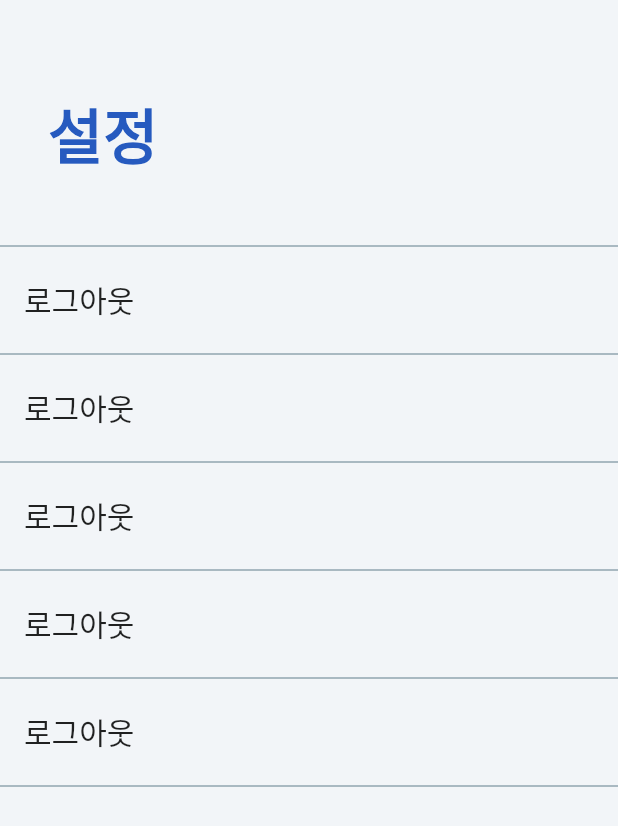
After one commit to minsung521/IRFY, a Flutter app: the screen it shows after launch, after a tap on the "settings" icon, on a phone screen of 412 x 824 dp. The commit adds this screen. Shown: the top 826 px of the screen. Run offline on Flutter 3.47's test engine with Material 2 defaults, Android fonts, the phone set to English and light mode, and no system bars; our stand-ins replace carousel_slider, webview_flutter.

Commit message:
settings page not finished

```diff
--- a/lib/home/howyoufeeltoday.dart
+++ b/lib/home/howyoufeeltoday.dart
@@ -14,7 +14,7 @@ class _HowUFeelTodayState extends State<HowUFeelToday> {
   @override
   Widget build(BuildContext context) {
     return Padding(
-      padding: const EdgeInsets.all(15.0),
+      padding: const EdgeInsets.all(16.0),
       child: Card(
         shape: RoundedRectangleBorder(
           borderRadius: BorderRadius.circular(16.0),
--- a/lib/main.dart
+++ b/lib/main.dart
@@ -1,5 +1,10 @@
+import 'dart:ui';
 import 'package:flutter/material.dart';
+import 'package:irfy_app/settings/settings.dart';
+import 'package:irfy_app/webtoon/webtoonhome.dart';
+import 'aboutIRFY/aboutIRFY.dart';
 import 'home/myhome.dart';
+import 'music/musichome.dart';
 
 void main() => runApp(MyApp());
 
@@ -9,6 +14,13 @@ class MyApp extends StatelessWidget {
   @override
   Widget build(BuildContext context) {
     return MaterialApp(
+      initialRoute: '/',
+      routes: {
+        '/music': (context) => MusicHome(),
+        '/webtoon': (context) => WebtoonHome(),
+        '/about': (context) => AboutIRFY(),
+        '/settings': (context) => Settings(),
+      },
       theme: ThemeData(
           scaffoldBackgroundColor: Color(0xffF2F5F8),
           fontFamily: 'NotoSans CJK KR',
--- /dev/null
+++ b/lib/settings/settings.dart
@@ -0,0 +1,103 @@
+import 'package:flutter/material.dart';
+
+class Settings extends StatefulWidget {
+  const Settings({Key key}) : super(key: key);
+
+  @override
+  _SettingsState createState() => _SettingsState();
+}
+
+class _SettingsState extends State<Settings> {
+  @override
+  Widget build(BuildContext context) {
+    return Scaffold(
+      body: CustomScrollView(
+        slivers: [
+          // SliverAppBar(
+          //   title: Text("설정"),
+          //   floating: true,
+          //   flexibleSpace: Placeholder(),
+          //   expandedHeight: 200,
+          // ),
+          SliverList(
+            delegate: SliverChildListDelegate(
+              [
+                Container(
+                  padding: EdgeInsets.fromLTRB(16, 60, 0, 40),
+                  child: ListTile(
+                    leading: Text(
+                      "설정",
+                      style: TextStyle(
+                        fontWeight: FontWeight.bold,
+                        fontSize: 40,
+                        color: const Color(0xff265ABF),
+                      ),
+                    ),
+                  ),
+                ),
+                Divider(
+                  color: Colors.blueGrey,
+                ),
+                ListTile(
+                  title: Text(
+                    "로그아웃",
+                    style: TextStyle(
+                      fontSize: 20,
+                    ),
+                  ),
+                ),
+                Divider(
+                  color: Colors.blueGrey,
+                ),
+                ListTile(
+                  title: Text(
+                    "로그아웃",
+                    style: TextStyle(
+                      fontSize: 20,
+                    ),
+                  ),
+                ),
+                Divider(
+                  color: Colors.blueGrey,
+                ),
+                ListTile(
+                  title: Text(
+                    "로그아웃",
+                    style: TextStyle(
+                      fontSize: 20,
+                    ),
+                  ),
+                ),
+                Divider(
+                  color: Colors.blueGrey,
+                ),
+                ListTile(
+                  title: Text(
+                    "로그아웃",
+                    style: TextStyle(
+                      fontSize: 20,
+                    ),
+                  ),
+                ),
+                Divider(
+                  color: Colors.blueGrey,
+                ),
+                ListTile(
+                  title: Text(
+                    "로그아웃",
+                    style: TextStyle(
+                      fontSize: 20,
+                    ),
+                  ),
+                ),
+                Divider(
+                  color: Colors.blueGrey,
+                ),
+              ],
+            ),
+          ),
+        ],
+      ),
+    );
+  }
+}
```
Also changed, not shown: lib/aboutIRFY/aboutIRFY.dart (+11 -1 lines), lib/community/comunity.dart (added, +19 -0 lines), lib/help/help.dart (added, +10 -0 lines), 2 other files.
